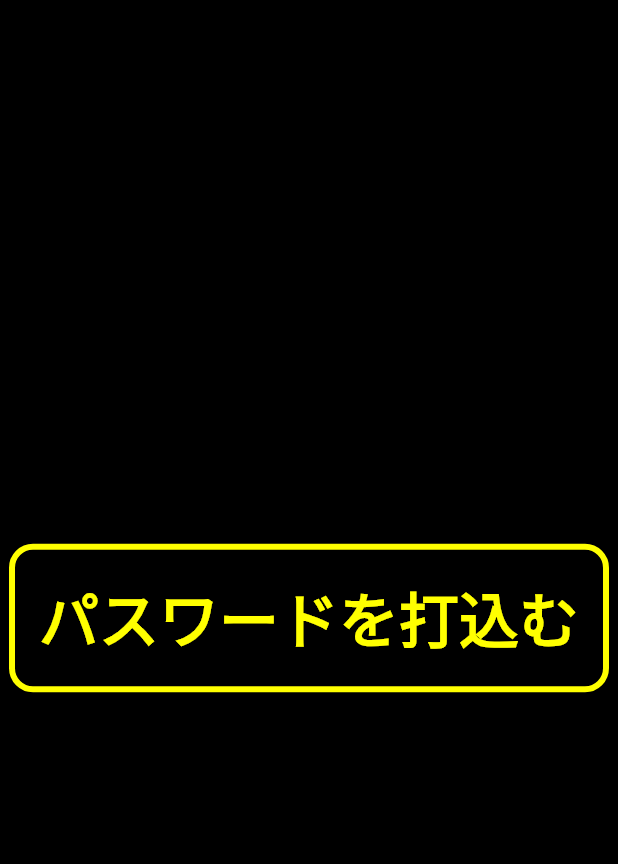
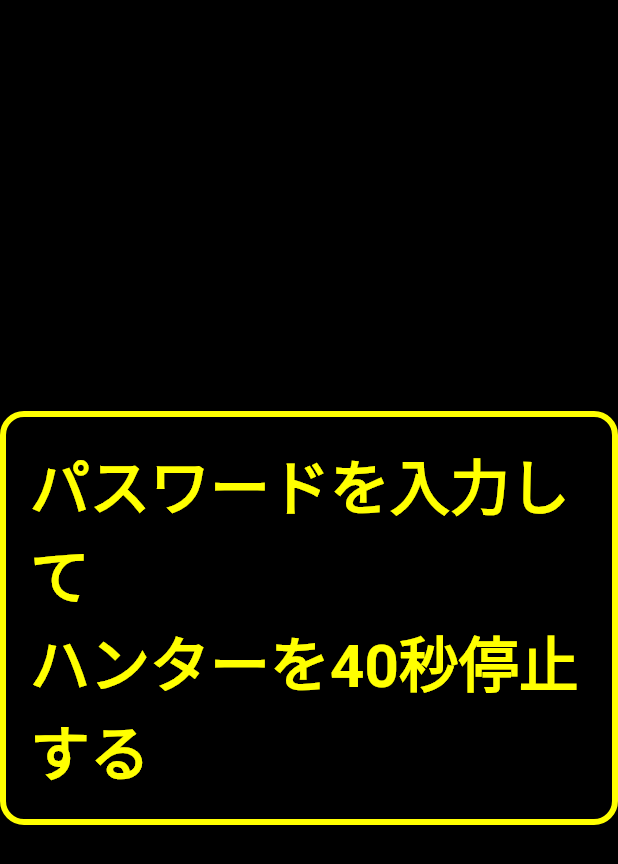
Before and after one commit to hiroshu-diary/seisouchu_alarm, a Flutter app: the screen it shows after launch, swiped to page 4, on a phone screen of 412 x 824 dp. Shown: the top 864 px of the screen. Run offline on Flutter 3.47's test engine with Material 2 defaults, Android fonts, the phone set to English and light mode, and no system bars; our stand-ins replace audioplayers; missing offline and left inert: flutter_screen_lock.

Commit message:
本番用

```diff
--- a/lib/helper/sound.dart
+++ b/lib/helper/sound.dart
@@ -40,7 +40,7 @@ void enterAudio(bool isSuccess) async {
 class Init {
   static void action(BuildContext context, bool isSuccess) async {
     enterAudio(isSuccess);
-    await Future.delayed(const Duration(seconds: 22));
+    await Future.delayed(const Duration(seconds: 40));
     Navi.fadeNavi(context, const StartScreen());
     await Future.delayed(const Duration(seconds: 1));
     play(4);
--- a/lib/screen/lock_screen.dart
+++ b/lib/screen/lock_screen.dart
@@ -15,7 +15,7 @@ class LockScreen extends StatefulWidget {
 
 class _LockScreenState extends State<LockScreen> {
   static const int _tryNum = 3;
-  static const String _correctString = '0000';
+  static const String _correctString = '2050';
   static const String _title = 'パスワードを入力せよ！';
   static const TextStyle _titleStyle = TextStyle(
     fontSize: 40.0,
--- a/lib/screen/start_screen.dart
+++ b/lib/screen/start_screen.dart
@@ -73,11 +73,7 @@ class _StartScreenState extends State<StartScreen> {
                   'assets/logo.png',
                   width: 600,
                 ),
-                const SizedBox(height: 40),
-                Text(
-                  'ハンターから逮捕状を奪え！',
-                  style: _style,
-                )
+                Text('ハンター起動中！', style: _style),
               ],
             ),
           ),
@@ -86,7 +82,7 @@ class _StartScreenState extends State<StartScreen> {
           2,
           Center(
             child: Text(
-              'この奥の宝箱に逮捕状がある。\n\n\nしかし、\nハンターがこれを護衛している。',
+              'この奥の宝箱に逮捕状が隠してある。',
               style: _style,
               textAlign: TextAlign.center,
             ),
@@ -96,7 +92,7 @@ class _StartScreenState extends State<StartScreen> {
           3,
           Center(
             child: Text(
-              'ハンターの護衛を避けるには、\nパスワードを打ち込まなければ\nならない...',
+              'ハンターの護衛を避けるために.\nパスワードを入力せよ',
               style: _style,
             ),
           ),
@@ -119,7 +115,7 @@ class _StartScreenState extends State<StartScreen> {
                   ),
                 ),
                 child: Text(
-                  'パスワードを打込む',
+                  'パスワードを入力して\nハンターを40秒停止する',
                   style: _style,
                 ),
               ),
```
Also changed, not shown: lib/screen/failure_screen.dart (+2 -9 lines), lib/screen/success_screen.dart (+2 -10 lines), assets/ff.png (added), assets/ss.png (added).
